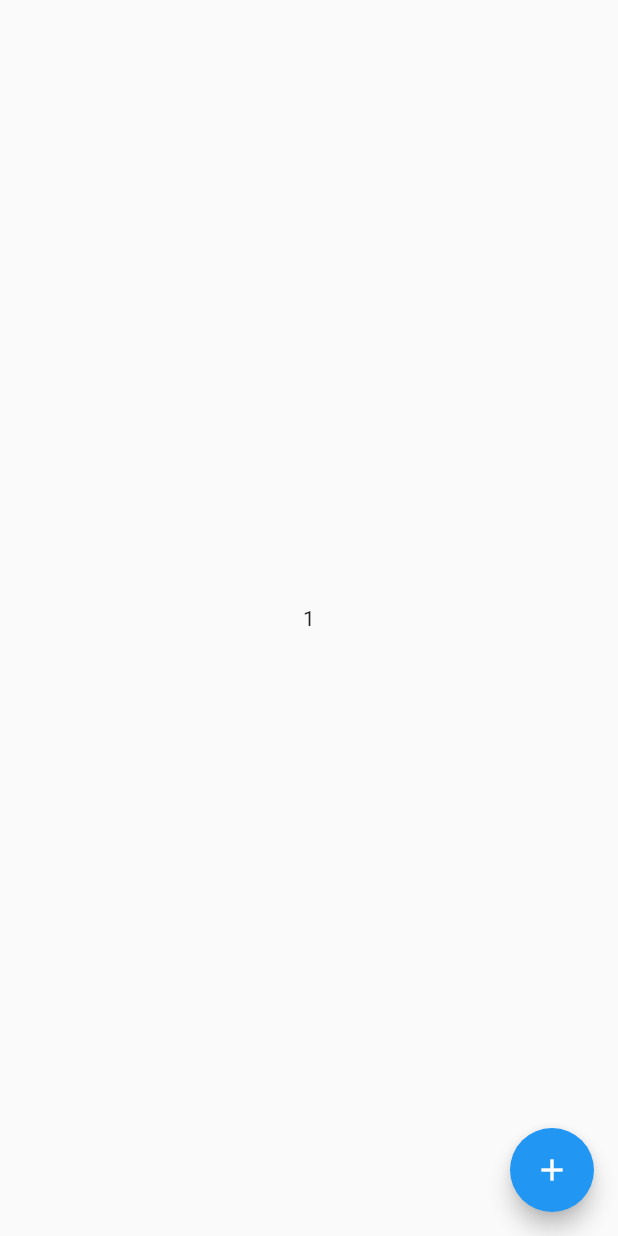
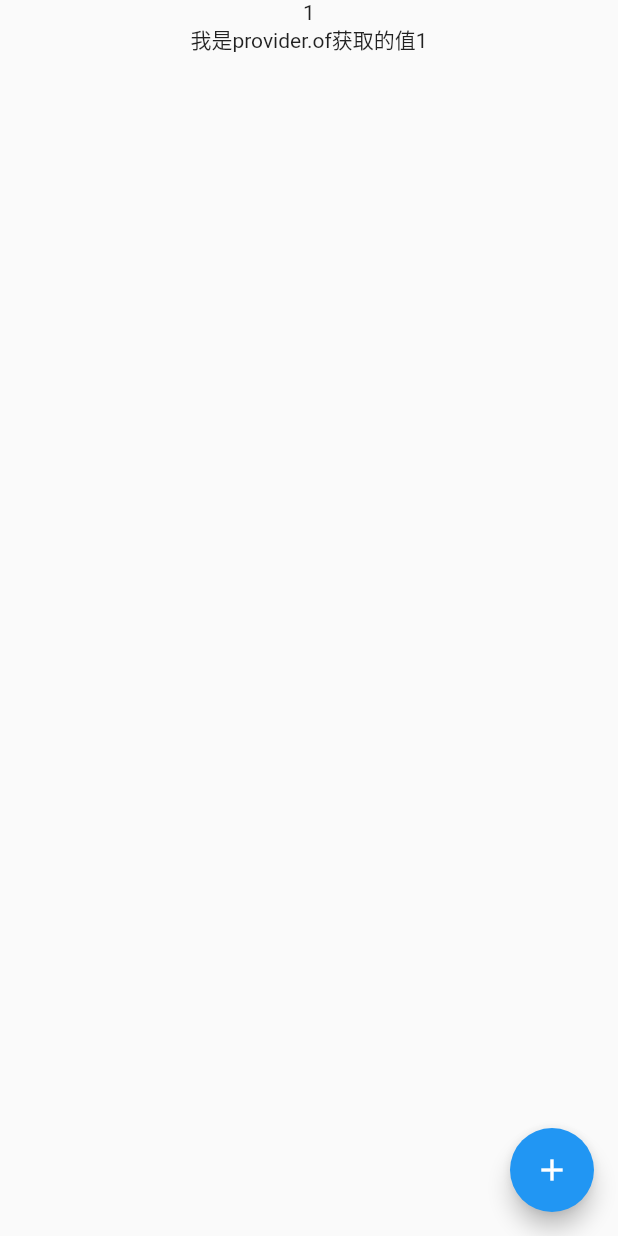
Before and after one commit to chocolateonly/massage_flutter_app, a Flutter app: the screen it shows after launch, on a phone screen of 412 x 824 dp. Run offline on Flutter 3.47's test engine with Material 2 defaults, Android fonts, the phone set to English and light mode, and no system bars.

Commit message:
provider状态管理 抽离 provider.of使用

```diff
--- a/lib/main.dart
+++ b/lib/main.dart
@@ -20,10 +20,21 @@ class App extends StatelessWidget {
     return MultiProvider(
         providers: providers,
         child:Consumer<GlobalModel>(builder: (context,globalModel,child){  //Consumer  Consumer2对应model个数
+          return Home(globalModel);
+        })
+    );
+  }
+  //组件抽离:alt+shift+m
+  MaterialApp Home(GlobalModel globalModel) {
     return MaterialApp(
           home:Scaffold(
              body:Center(
-                 child: Text(globalModel.count.toString()),//值的获取
+               child: Column(
+                 children: <Widget>[
+                   Text(globalModel.count.toString()),//值的获取
+                   ProviderUseDemo() //provider.of的使用
+                 ],
+               )
              ),
             floatingActionButton: FloatingActionButton(
               onPressed: ()=>globalModel.add(), //方法的调用
@@ -32,7 +43,16 @@ class App extends StatelessWidget {
             ),
           )
         );
-        })
+  }
+}
+
+class ProviderUseDemo extends StatelessWidget {
+
+  @override
+  Widget build(BuildContext context) {
+    var globalData=Provider.of<GlobalModel>(context);
+    return Container(
+      child: Text('我是provider.of获取的值'+globalData.count.toString()),
     );
   }
 }
```
Lines whose indentation alone changed are shown as unchanged.
